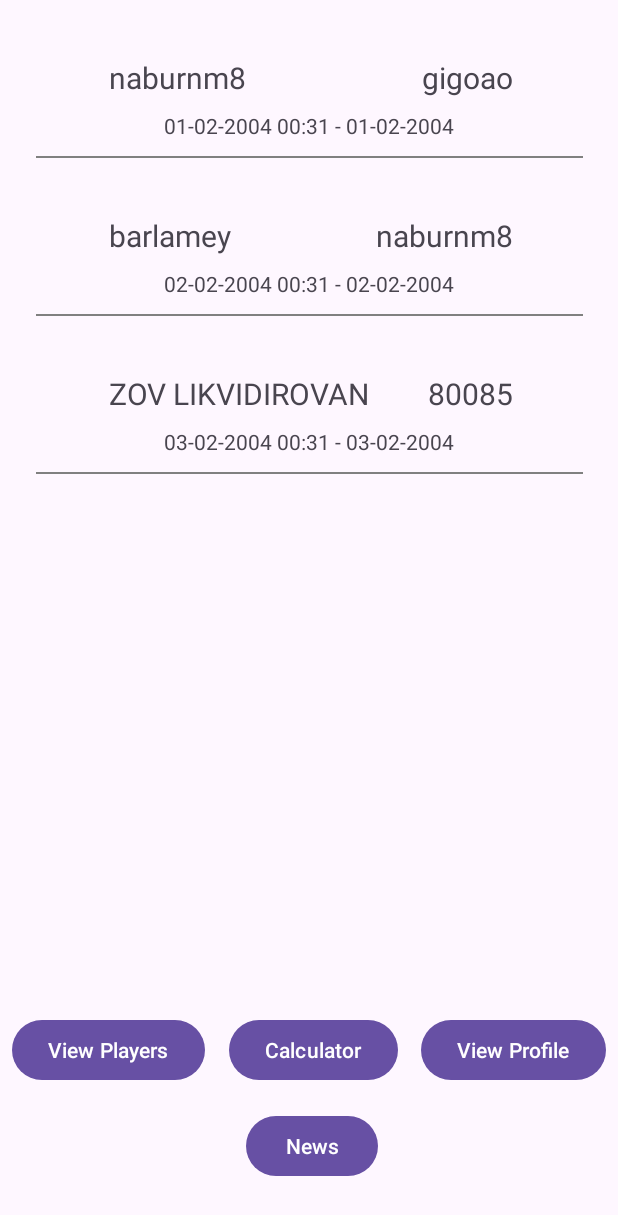
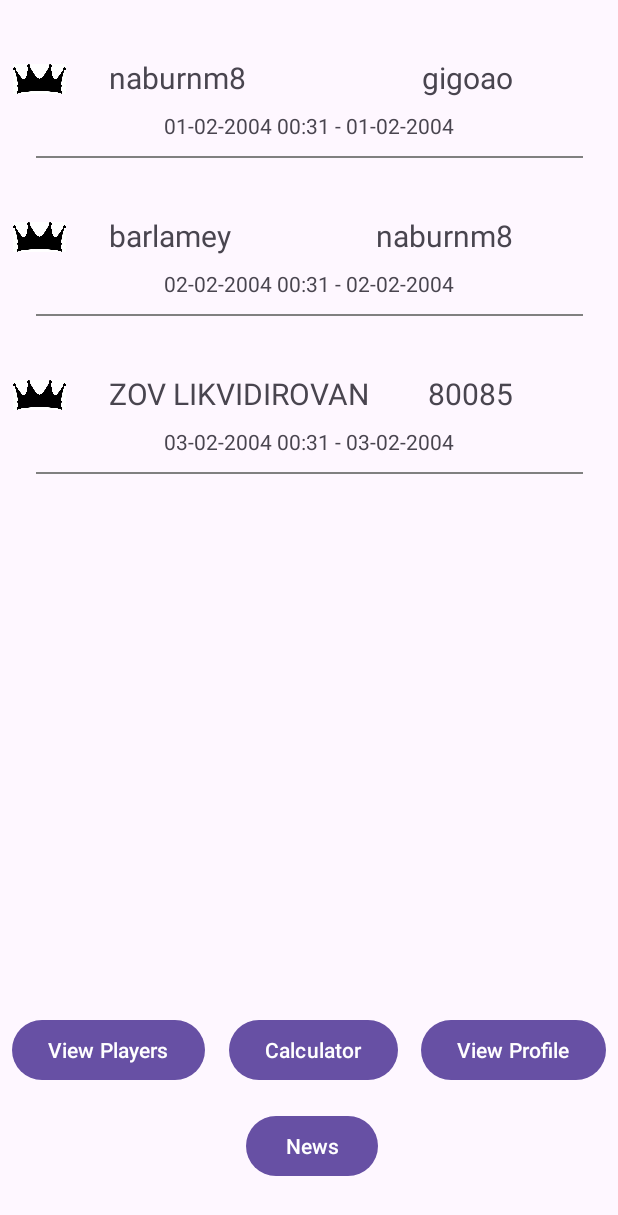
Before and after one commit to naburnm8/AndroidLab, an Android app: the BattleListActivity screen opened directly, with no data from a screen before it, on a phone screen of 412 x 824 dp. Shown: the top 1215 px of the screen. Run offline under Robolectric (Android 15) with nearby library versions, the phone set to English and light mode, and no system bars.

Commit message:
lab7 done (crown added)

```diff
--- a/app/src/main/res/layout/recycler_view.xml
+++ b/app/src/main/res/layout/recycler_view.xml
@@ -58,5 +58,15 @@
             android:layout_alignParentTop="true"
             android:textAlignment="viewEnd"/>
 
+    <ImageView
+            android:layout_width="42dp"
+            android:layout_height="37dp"
+            app:srcCompat="@drawable/crown"
+            android:id="@+id/imageView"
+            android:layout_alignParentBottom="true"
+            android:layout_marginBottom="34dp"
+            android:layout_alignParentEnd="true"
+            android:layout_marginEnd="360dp"/>
+
 
 </RelativeLayout>
```
Also changed, not shown: app/src/main/res/layout/battle_activity.xml (+10 -0 lines), app/src/main/res/drawable/crown.jpg (added).
